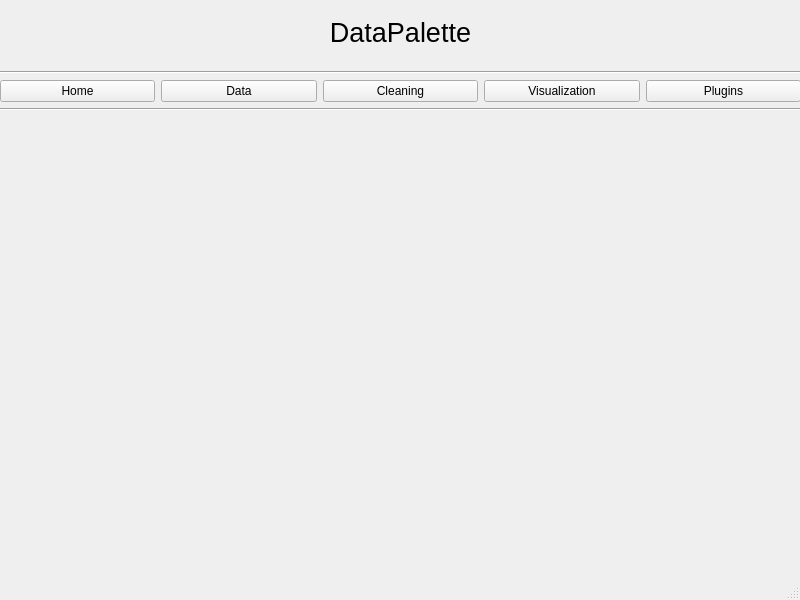
This is datapalettemainwindow.ui in Treamas/DataPalette as Qt 5 draws it before an edit. The edited form follows.
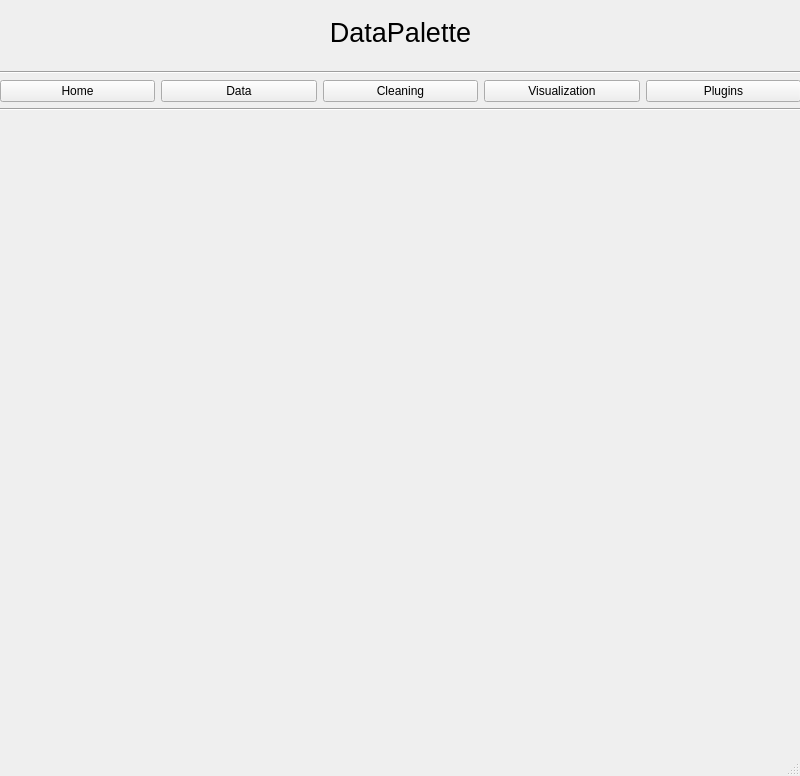
This is the edited form.

What changed in the file:
```diff
--- a/datapalettemainwindow.ui
+++ b/datapalettemainwindow.ui
@@ -7,7 +7,7 @@
     <x>0</x>
     <y>0</y>
     <width>800</width>
-    <height>600</height>
+    <height>776</height>
    </rect>
   </property>
   <property name="windowTitle">
@@ -20,7 +20,7 @@
       <x>10</x>
       <y>120</y>
       <width>771</width>
-      <height>431</height>
+      <height>601</height>
      </rect>
     </property>
     <property name="layoutDirection">
```
